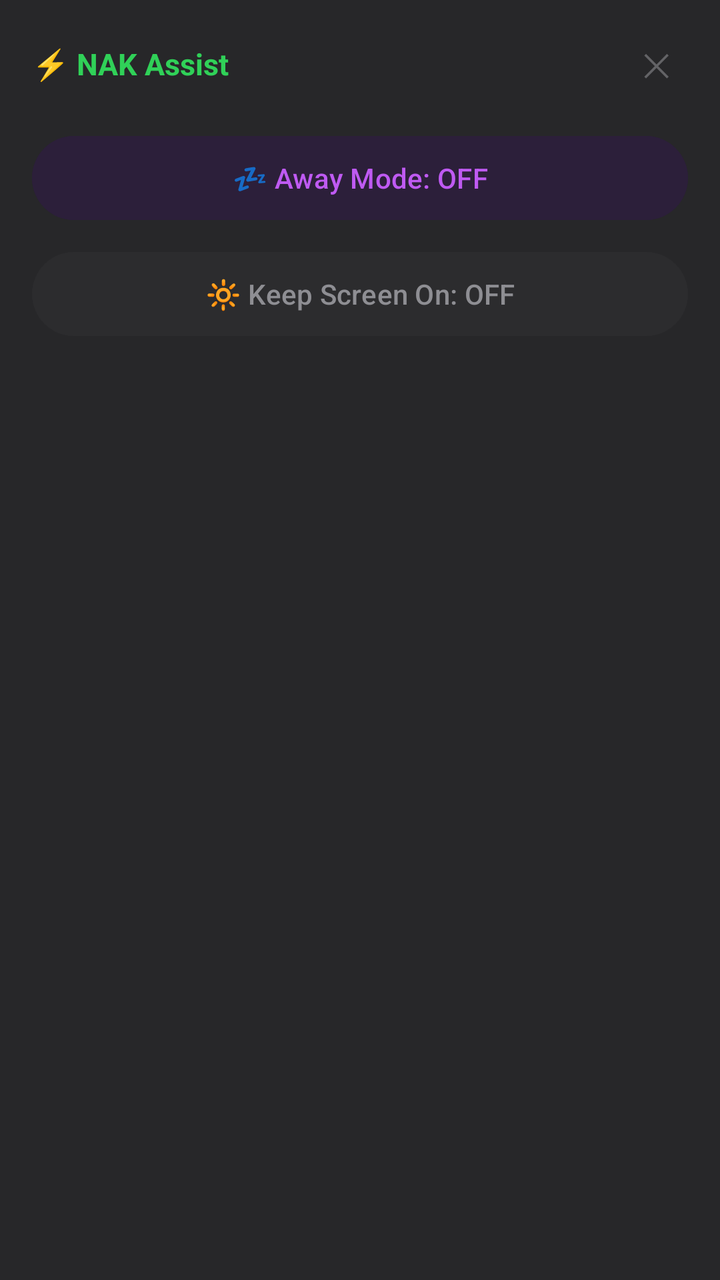
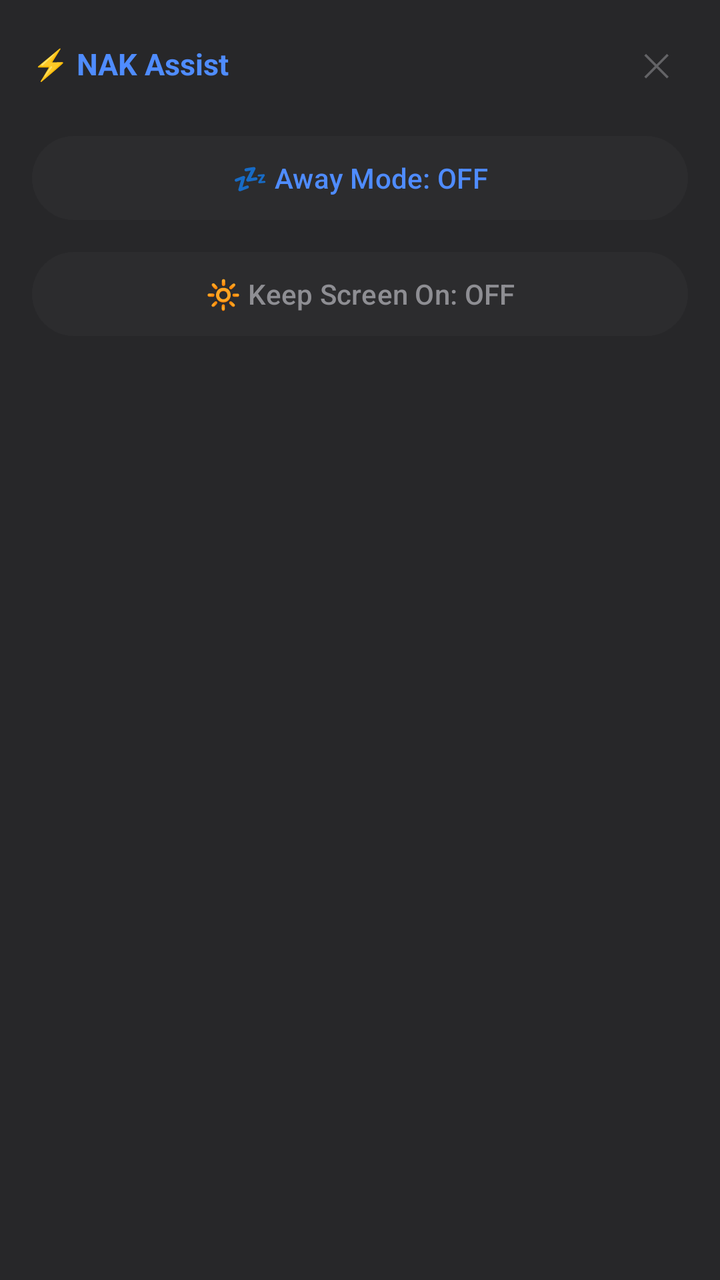

Compare the two renders of this Android layout. The source of the first and the diff that turns it into the second are given below.
<!-- AndroidManifest.xml: application theme Theme.NAKAssist -->
<!-- res/layout/overlay_mode_selector.xml -->
<?xml version="1.0" encoding="utf-8"?>
<LinearLayout xmlns:android="http://schemas.android.com/apk/res/android"
    android:layout_width="match_parent"
    android:layout_height="wrap_content"
    android:orientation="vertical"
    android:background="#F21C1C1E"
    android:paddingHorizontal="16dp"
    android:paddingTop="16dp"
    android:paddingBottom="20dp">

    
    <LinearLayout
        android:layout_width="match_parent"
        android:layout_height="wrap_content"
        android:orientation="horizontal"
        android:gravity="center_vertical"
        android:layout_marginBottom="16dp">
        <TextView
            android:layout_width="0dp"
            android:layout_height="wrap_content"
            android:layout_weight="1"
            android:text="⚡ NAK Assist"
            android:textColor="#30D158"
            android:textSize="15sp"
            android:textStyle="bold" />
        <TextView
            android:id="@+id/tvCloseMode"
            android:layout_width="32dp"
            android:layout_height="32dp"
            android:text="✕"
            android:textColor="#636366"
            android:textSize="16sp"
            android:gravity="center" />
    </LinearLayout>

    
    <Button android:id="@+id/btnAwayModeToggle"
        android:layout_width="match_parent" android:layout_height="50dp"
        android:text="💤 Away Mode: OFF"
        android:backgroundTint="#2C1F3A"
        android:textColor="#BF5AF2" android:textSize="14sp"
        android:layout_marginBottom="8dp"/>

    
    <Button android:id="@+id/btnKeepScreenOn"
        android:layout_width="match_parent" android:layout_height="50dp"
        android:text="🔆 Keep Screen On: OFF"
        android:backgroundTint="#2C2C2E"
        android:textColor="#8E8E93" android:textSize="14sp"/>

</LinearLayout>
<!-- resources referenced by this layout -->
<resources>
  <style name="Theme.NAKAssist" parent="Theme.Material3.DayNight.NoActionBar">
          <item name="colorPrimary">#1B5E20</item>
          <item name="colorOnPrimary">#FFFFFF</item>
          <item name="colorPrimaryContainer">#A5D6A7</item>
          <item name="colorOnPrimaryContainer">#002204</item>
          <item name="colorSecondary">#9C27B0</item>
          <item name="colorOnSecondary">#FFFFFF</item>
          <item name="colorTertiary">#1565C0</item>
          <item name="colorOnTertiary">#FFFFFF</item>
          <item name="colorSurface">#121212</item>
          <item name="colorOnSurface">#E0E0E0</item>
          <item name="colorSurfaceVariant">#1E1E1E</item>
          <item name="colorOnSurfaceVariant">#AAAAAA</item>
          <item name="android:statusBarColor">@android:color/transparent</item>
          <item name="android:navigationBarColor">#121212</item>
      </style>
</resources>

<!-- the commit's change to res/layout/overlay_mode_selector.xml (unified diff, before → after) -->
@@ -20,7 +20,7 @@
             android:layout_height="wrap_content"
             android:layout_weight="1"
             android:text="⚡ NAK Assist"
-            android:textColor="#30D158"
+            android:textColor="#4F8CFF"
             android:textSize="15sp"
             android:textStyle="bold" />
         <TextView
@@ -37,8 +37,8 @@
     <Button android:id="@+id/btnAwayModeToggle"
         android:layout_width="match_parent" android:layout_height="50dp"
         android:text="💤 Away Mode: OFF"
-        android:backgroundTint="#2C1F3A"
-        android:textColor="#BF5AF2" android:textSize="14sp"
+        android:backgroundTint="#2C2C2E"
+        android:textColor="#4F8CFF" android:textSize="14sp"
         android:layout_marginBottom="8dp"/>
 
     
<!-- resource entries referenced after the edit -->
@@ -1,13 +1,13 @@
 <!-- resources referenced by this layout -->
 <resources>
   <style name="Theme.NAKAssist" parent="Theme.Material3.DayNight.NoActionBar">
-          <item name="colorPrimary">#1B5E20</item>
+          <item name="colorPrimary">#4F8CFF</item>
           <item name="colorOnPrimary">#FFFFFF</item>
-          <item name="colorPrimaryContainer">#A5D6A7</item>
-          <item name="colorOnPrimaryContainer">#002204</item>
-          <item name="colorSecondary">#9C27B0</item>
+          <item name="colorPrimaryContainer">#1E3A6B</item>
+          <item name="colorOnPrimaryContainer">#D6E4FF</item>
+          <item name="colorSecondary">#4F8CFF</item>
           <item name="colorOnSecondary">#FFFFFF</item>
-          <item name="colorTertiary">#1565C0</item>
+          <item name="colorTertiary">#4F8CFF</item>
           <item name="colorOnTertiary">#FFFFFF</item>
           <item name="colorSurface">#121212</item>
           <item name="colorOnSurface">#E0E0E0</item>
